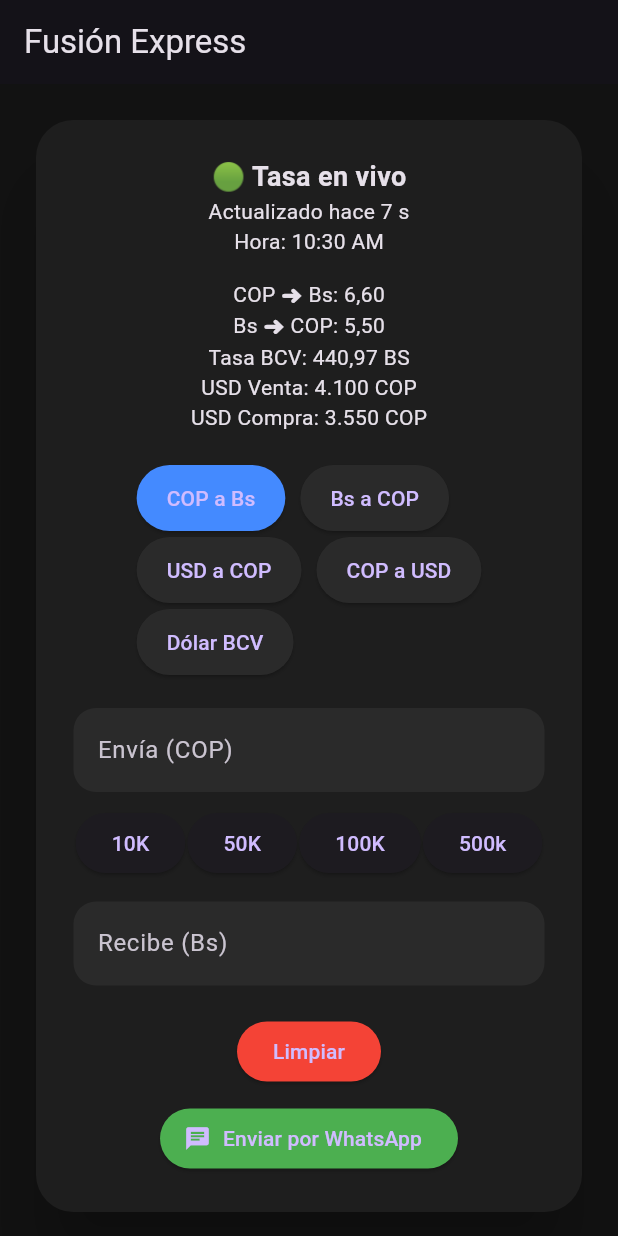
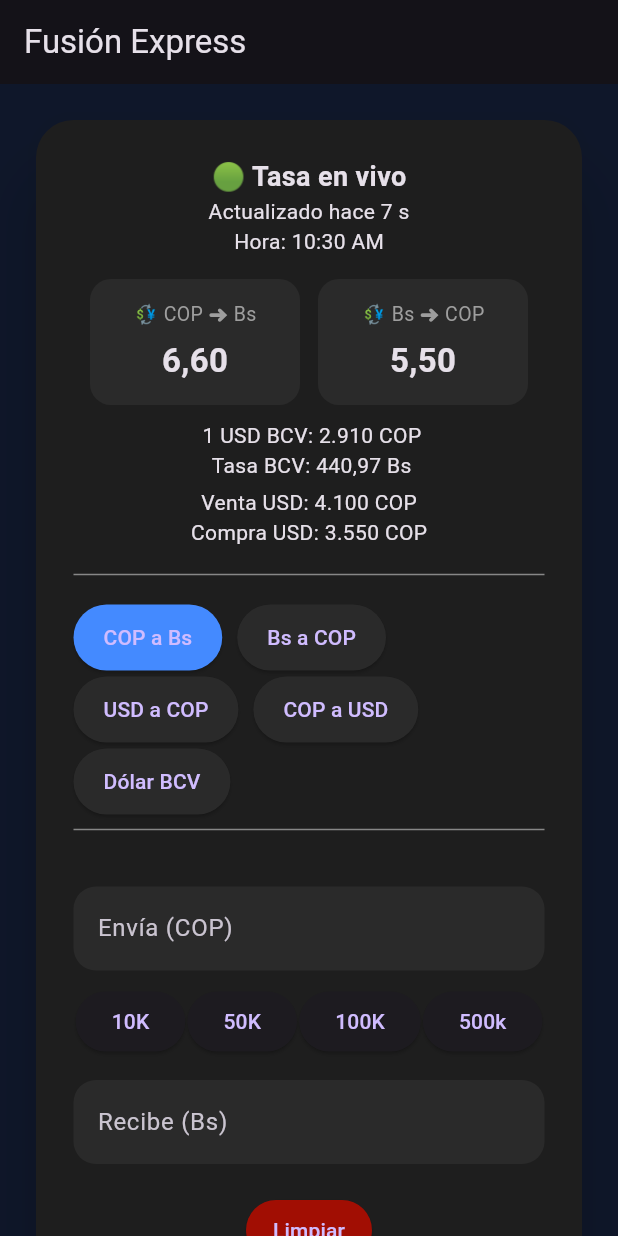
Before and after one commit to alexanderjgp02-arch/fusion-express, a Flutter app: the screen it shows after launch, on a phone screen of 412 x 824 dp. Run offline on Flutter 3.47's test engine with Material 3 defaults, Android fonts, the light colour scheme and no system bars; network calls fail.

Commit message:
nuevo diseño tasas principales

```diff
--- a/lib/main.dart
+++ b/lib/main.dart
@@ -175,8 +175,9 @@ Hora: $hora
   if (_tipoOperacion == "COP a Bs") {
     resultado = monto / tasaCopABs;
   }
+
   else if (_tipoOperacion == "Dólar BCV") {
-  resultado = monto / tasaBcv / tasaCopABs;
+  resultado = monto / tasaCopABs / tasaBcv;
   }
 
   else if (_tipoOperacion == "Bs a COP") {
@@ -283,6 +284,7 @@ Hora: $hora
   @override
   Widget build(BuildContext context) {
 
+    double tasaUsdCop = tasaBcv * tasaCopABs;
     String monedaEnvia = "COP";
     String monedaRecibe = "USD";
 
@@ -310,6 +312,7 @@ Hora: $hora
 
     return Scaffold(
   resizeToAvoidBottomInset: true,
+  backgroundColor: const Color(0xFF0F172A),
   appBar: AppBar(
     title: const Text("Fusión Express"),
   ),
@@ -342,12 +345,51 @@ Hora: $hora
 
                   const SizedBox(height: 15),
 
-                  Text("COP ➜ Bs: ${NumberFormat("#,##0.00", "es_ES").format(tasaCopABs)}"),
-                  Text("Bs ➜ COP: ${NumberFormat("#,##0.00", "es_ES").format(tasaBsACop)}"),
-                  Text("Tasa BCV: ${NumberFormat("#,##0.00", "es_ES").format(tasaBcv)} BS"),
-                  Text("USD Venta: ${_formatter.format(usdVenta.round())} COP"),
-                  Text("USD Compra: ${_formatter.format(usdCompra.round())} COP"),
-                  const SizedBox(height: 20),
+                  Column(
+  crossAxisAlignment: CrossAxisAlignment.start,
+  children: [
+    Row(
+  mainAxisAlignment: MainAxisAlignment.center,
+  children: [
+
+    TasaCard(
+      titulo: "💱 COP ➜ Bs",
+      valor: NumberFormat("#,##0.00", "es_ES").format(tasaCopABs),
+    ),
+
+    const SizedBox(width: 12),
+
+    TasaCard(
+      titulo: "💱 Bs ➜ COP",
+      valor: NumberFormat("#,##0.00", "es_ES").format(tasaBsACop),
+    ),
+
+  ],
+),
+const SizedBox(height: 10),
+Center(
+child: Column(
+    crossAxisAlignment: CrossAxisAlignment.center,
+    children: [
+
+    Text(" 1 USD BCV: ${_formatter.format(tasaUsdCop.round())} COP"),
+
+    Text(" Tasa BCV: ${NumberFormat("#,##0.00", "es_ES").format(tasaBcv)} Bs"),
+
+    const SizedBox(height: 5),
+
+    Text(" Venta USD: ${_formatter.format(usdVenta.round())} COP "),
+
+    Text(" Compra USD: ${_formatter.format(usdCompra.round())} COP "),
+
+    const SizedBox(height: 10),
+    Divider(color: const Color.fromARGB(255, 240, 240, 240).withOpacity(0.5)),
+    const SizedBox(height: 10),
+    ],
+    ),
+  ),
+  ],
+),
 
                   Wrap(
                     spacing: 10,
@@ -357,6 +399,9 @@ Hora: $hora
                       botonOperacion("USD a COP"),
                       botonOperacion("COP a USD"),
                       botonOperacion("Dólar BCV"),
+                    const SizedBox(height: 10),
+                    Divider(color: const Color.fromARGB(255, 240, 240, 240).withOpacity(0.5)),
+                    const SizedBox(height: 10),
                     ],
                   ),
 
@@ -538,8 +583,10 @@ Row(
 
                   ElevatedButton(
                     onPressed: limpiar,
+
                     style: ElevatedButton.styleFrom(
-                      backgroundColor: Colors.red,
+                      backgroundColor: const Color.fromARGB(255, 161, 14, 3),
+                      padding: EdgeInsets.symmetric(horizontal: 18, vertical: 10)
                     ),
                     child: const Text("Limpiar"),
                   ),
@@ -551,9 +598,9 @@ Row(
             : ElevatedButton.icon(
           onPressed: enviarWhatsApp,
           icon: const Icon(Icons.chat),
-          label: const Text("Enviar por WhatsApp"),
+          label: const Text("Compartir por WhatsApp"),
           style: ElevatedButton.styleFrom(
-          backgroundColor: Colors.green,
+          backgroundColor: const Color.fromARGB(255, 31, 107, 41),
         ),
       ),
                 ],
@@ -567,3 +614,48 @@ Row(
     );
   }
 }
+class TasaCard extends StatelessWidget {
+  final String titulo;
+  final String valor;
+
+  const TasaCard({
+    super.key,
+    required this.titulo,
+    required this.valor,
+  });
+
+  @override
+  Widget build(BuildContext context) {
+    return Container(
+      width: 140,
+      padding: const EdgeInsets.symmetric(vertical: 14),
+      decoration: BoxDecoration(
+        color: const Color(0xFF2A2A2A),
+        borderRadius: BorderRadius.circular(14),
+      ),
+      child: Column(
+        children: [
+
+          Text(
+            titulo,
+            style: const TextStyle(
+              fontSize: 13,
+              color: Colors.grey,
+            ),
+          ),
+
+          const SizedBox(height: 6),
+
+          Text(
+            valor,
+            style: const TextStyle(
+              fontSize: 22,
+              fontWeight: FontWeight.bold,
+            ),
+          ),
+
+        ],
+      ),
+    );
+  }
+}
```
Also changed, not shown: flutter_01.png (added).
